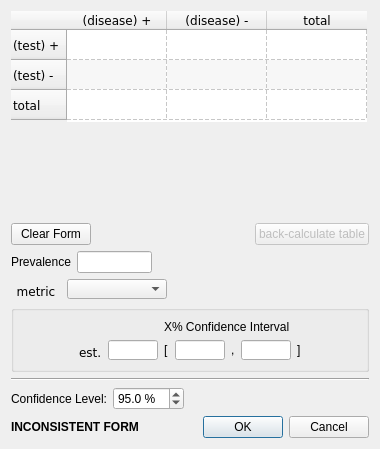
Before: the Qt Designer form src/forms/diagnostic_data_form.ui in bwallace/OpenMeta-analyst-, drawn with Qt 5.
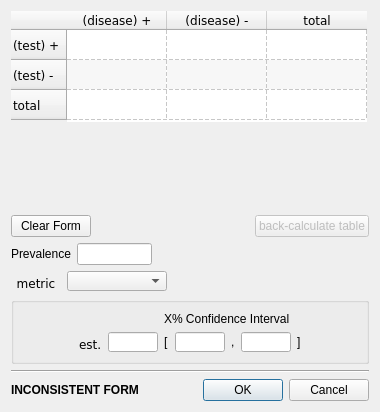
After: the same form once the commit is applied. Icons and pictures are not drawn.

```diff
--- a/src/forms/diagnostic_data_form.ui
+++ b/src/forms/diagnostic_data_form.ui
@@ -7,7 +7,7 @@
     <x>0</x>
     <y>0</y>
     <width>380</width>
-    <height>449</height>
+    <height>412</height>
    </rect>
   </property>
   <property name="windowTitle">
@@ -408,55 +408,6 @@
      </property>
     </widget>
    </item>
-   <item>
-    <layout class="QHBoxLayout" name="horizontalLayout">
-     <item>
-      <widget class="QLabel" name="label_2">
-       <property name="text">
-        <string>Confidence Level:</string>
-       </property>
-      </widget>
-     </item>
-     <item>
-      <widget class="QDoubleSpinBox" name="CI_spinbox">
-       <property name="toolTip">
-        <string>Use this box to set the % confidence interval</string>
-       </property>
-       <property name="suffix">
-        <string> %</string>
-       </property>
-       <property name="decimals">
-        <number>1</number>
-       </property>
-       <property name="minimum">
-        <double>40.000000000000000</double>
-       </property>
-       <property name="maximum">
-        <double>100.000000000000000</double>
-       </property>
-       <property name="singleStep">
-        <double>0.100000000000000</double>
-       </property>
-       <property name="value">
-        <double>95.000000000000000</double>
-       </property>
-      </widget>
-     </item>
-     <item>
-      <spacer name="horizontalSpacer">
-       <property name="orientation">
-        <enum>Qt::Horizontal</enum>
-       </property>
-       <property name="sizeHint" stdset="0">
-        <size>
-         <width>40</width>
-         <height>20</height>
-        </size>
-       </property>
-      </spacer>
-     </item>
-    </layout>
-   </item>
    <item>
     <layout class="QHBoxLayout" name="horizontalLayout_4">
      <item>
```
Left out of the diff: 3 changed lines with no effect on the pictures.
